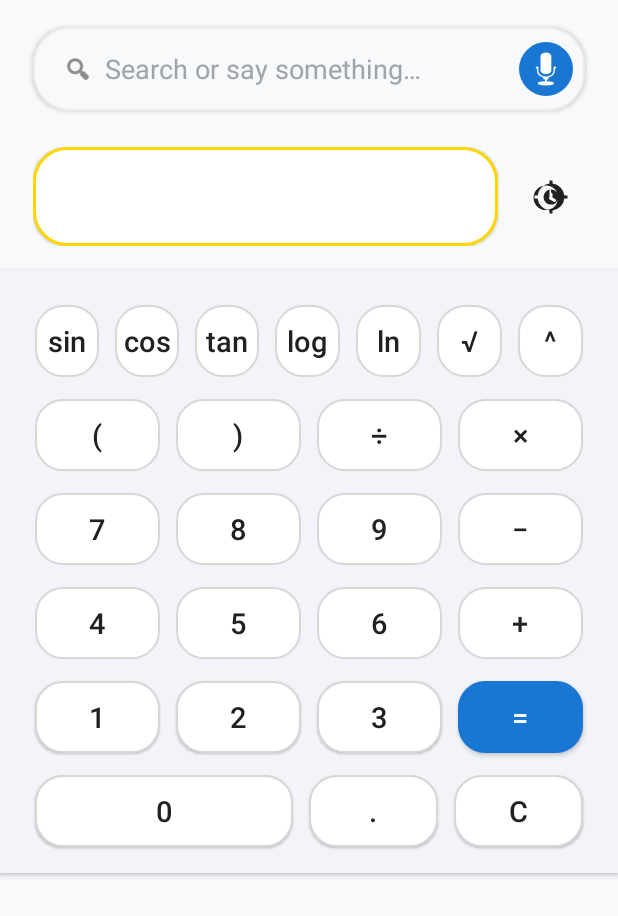
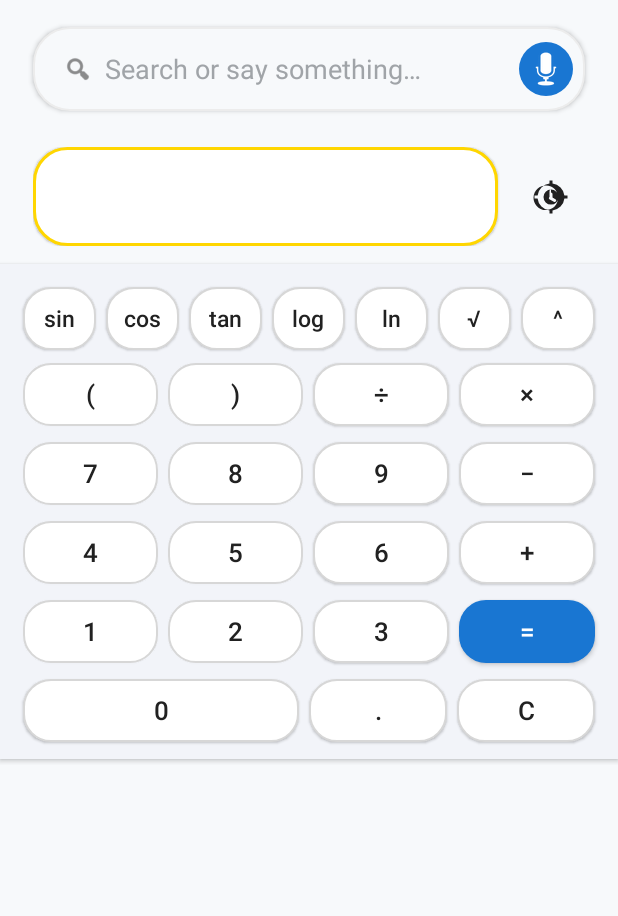
Before and after one commit to akshayabduk/smartcalc-voice-171, an Android app: the screen it shows after launch (MainActivity), on a phone screen of 412 x 824 dp. Shown: the top 916 px of the screen. Run offline under Robolectric (Android 15) with nearby library versions, the phone set to English and light mode, and no system bars; libraries missing offline, so code that uses them is left out: org.apache.commons.

Commit message:
CheckPoint - cgf54a0cf2

```diff
--- a/kotlin_frontend/app/src/main/res/layout/view_calculator_keypad.xml
+++ b/kotlin_frontend/app/src/main/res/layout/view_calculator_keypad.xml
@@ -6,16 +6,16 @@
     android:layout_height="wrap_content"
     android:orientation="vertical"
     android:background="@color/keypadBg"
-    android:paddingTop="18dp"
-    android:paddingBottom="12dp"
-    android:paddingStart="18dp"
-    android:paddingEnd="18dp"
+    android:paddingTop="12dp"
+    android:paddingBottom="8dp"
+    android:paddingStart="12dp"
+    android:paddingEnd="12dp"
     android:gravity="bottom|center_horizontal"
     android:elevation="2dp"
     android:clipToPadding="false"
     android:clipChildren="false"
-    android:layout_marginBottom="8dp"
-    android:layout_marginTop="8dp">
+    android:layout_marginBottom="4dp"
+    android:layout_marginTop="4dp">
 
     <!-- Scientific row -->
     <LinearLayout
@@ -23,36 +23,43 @@
         android:layout_height="wrap_content"
         android:gravity="center"
         android:orientation="horizontal"
-        android:layout_marginBottom="4dp">
+        android:layout_marginBottom="2dp">
 
         <Button
             style="@style/CalcKey"
             android:id="@+id/btnSin"
-            android:text="sin"/>
+            android:text="sin"
+            android:textSize="15sp"/>
         <Button
             style="@style/CalcKey"
             android:id="@+id/btnCos"
-            android:text="cos"/>
+            android:text="cos"
+            android:textSize="15sp"/>
         <Button
             style="@style/CalcKey"
             android:id="@+id/btnTan"
-            android:text="tan"/>
+            android:text="tan"
+            android:textSize="15sp"/>
         <Button
             style="@style/CalcKey"
             android:id="@+id/btnLog"
-            android:text="log"/>
+            android:text="log"
+            android:textSize="15sp"/>
         <Button
             style="@style/CalcKey"
             android:id="@+id/btnLn"
-            android:text="ln"/>
+            android:text="ln"
+            android:textSize="15sp"/>
         <Button
             style="@style/CalcKey"
             android:id="@+id/btnSqrt"
-            android:text="√"/>
+            android:text="√"
+            android:textSize="15sp"/>
         <Button
             style="@style/CalcKey"
             android:id="@+id/btnPower"
-            android:text="^"/>
+            android:text="^"
+            android:textSize="15sp"/>
     </LinearLayout>
 
     <!-- Row: ( ) ÷ × -->
--- a/kotlin_frontend/app/src/main/res/values/styles.xml
+++ b/kotlin_frontend/app/src/main/res/values/styles.xml
@@ -20,17 +20,17 @@
     <!-- Calculator button styles - modern and minimal -->
     <style name="CalcKey" parent="@android:style/Widget.Button">
         <item name="android:layout_width">0dp</item>
-        <item name="android:layout_height">48dp</item>
+        <item name="android:layout_height">42dp</item>
         <item name="android:layout_weight">1</item>
         <item name="android:textColor">@color/onSurface</item>
-        <item name="android:textSize">19sp</item>
+        <item name="android:textSize">17sp</item>
         <item name="android:fontFamily">sans-serif-medium</item>
         <item name="android:stateListAnimator">@null</item>
         <item name="android:background">@drawable/bg_calc_button_normal</item>
         <item name="android:foreground">@drawable/calc_button_ripple</item>
-        <item name="android:layout_margin">5dp</item>
-        <item name="android:minWidth">48dp</item>
-        <item name="android:minHeight">48dp</item>
+        <item name="android:layout_margin">3dp</item>
+        <item name="android:minWidth">42dp</item>
+        <item name="android:minHeight">42dp</item>
         <item name="android:elevation">1dp</item>
         <item name="android:paddingLeft">0dp</item>
         <item name="android:paddingRight">0dp</item>
```
Also changed, not shown: 4 other files.
